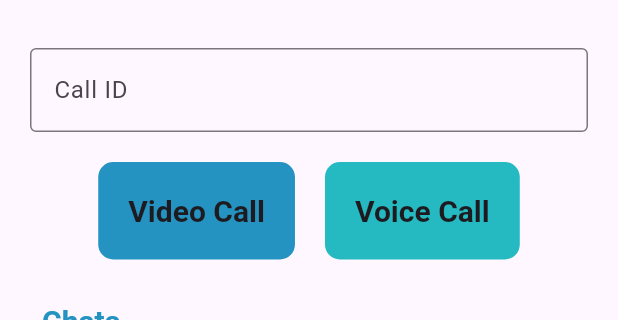
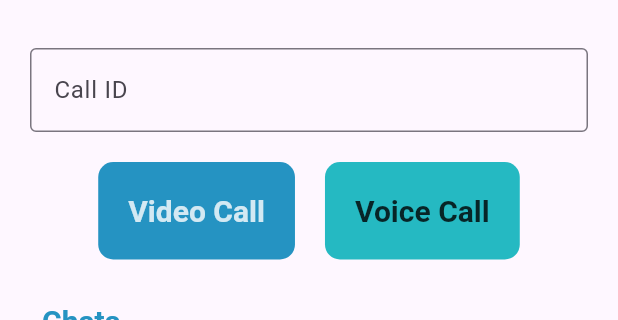
Before and after one commit to TariqMehmood1004/message_android_app, a Flutter app: the screen it shows after launch, on a phone screen of 412 x 824 dp, the part 84-404 px from its top. Run offline on Flutter 3.47's test engine with Material 3 defaults, Android fonts, the phone set to English and light mode, and no system bars; our stand-ins replace get; missing offline and left inert: zego_uikit_prebuilt_call, zego_zimkit.

Commit message:
Zego App done

```diff
--- a/lib/home_screen.dart
+++ b/lib/home_screen.dart
@@ -147,7 +147,7 @@ class _MyHomePageState extends State<MyHomePage> {
                           "Video Call",
                           style:
                               Theme.of(context).textTheme.titleLarge!.copyWith(
-                                    // color: colorWhite,
+                                    color: colorWhite.withOpacity(0.8),
                                     fontWeight: FontWeight.bold,
                                     fontSize: 20,
                                   ),
@@ -168,7 +168,7 @@ class _MyHomePageState extends State<MyHomePage> {
                           "Voice Call",
                           style:
                               Theme.of(context).textTheme.titleLarge!.copyWith(
-                                    // color: colorWhite,
+                                    color: colorBlack.withOpacity(0.8),
                                     fontWeight: FontWeight.bold,
                                     fontSize: 20,
                                   ),
```
